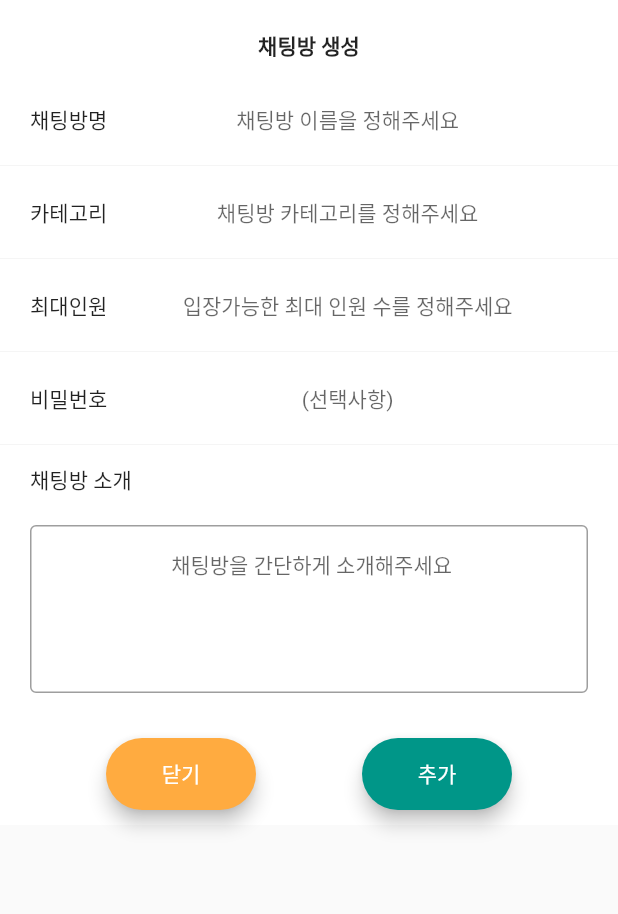
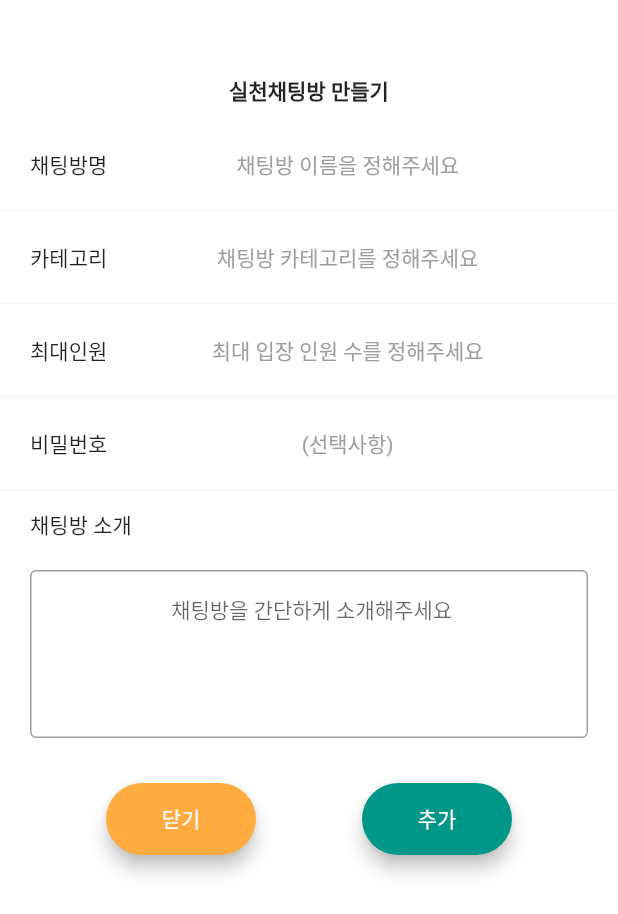
Before and after one commit to jikerbug/chat_planner_app, a Flutter app: the ChatAddScreen screen opened directly, on a phone screen of 412 x 824 dp. Shown: the top 914 px of the screen. Run offline on Flutter 3.47's test engine with Material 2 defaults, Android fonts, the phone set to English and light mode, and no system bars; our stand-ins replace cloud_firestore, dropdown_search, firebase_core, firebase_database, flutter_svg, hive and 3 more; missing offline and left inert: paginate_firestore; accounts and stored records are empty.

Commit message:
chatAddScreenUI_ver2

```diff
--- a/lib/screens/chat/chat_add_screen.dart
+++ b/lib/screens/chat/chat_add_screen.dart
@@ -27,38 +27,80 @@ class ChatAddScreen extends StatefulWidget {
 }
 
 class _ChatAddScreenState extends State<ChatAddScreen> {
-  String title = '';
-  var textEditingController = TextEditingController();
-
   Widget sameGroupGapBox() => Divider(
         height: 25.0,
-        color: Colors.grey[400],
+        color: Colors.grey,
         thickness: 0.1,
       );
   Widget otherGroupGapBox() => SizedBox(
         height: 20.0,
       );
 
-  String category = '선택안함';
-  String memberNum = '선택안함';
+  String title = '';
+  String category = '';
+  String maxNum = '';
+  String password = '';
+  String description = '';
+  bool isCategorySelected = false;
+  bool isMaxNumSelected = false;
+  List<String> cardTitleList = ['채팅방명', '카테고리', '최대인원', '비밀번호', '채팅방 소개'];
 
-  Widget inputLineCard(title, hint) => Container(
+  Widget inputLineCard(title, hint, {type = 'textInput'}) => Container(
         padding: EdgeInsets.symmetric(horizontal: 20.0),
         child: Row(
           children: [
             Text(title),
+            if (type == 'textInput')
               Expanded(
                 child: TextFormField(
                   style: TextStyle(
                     fontSize: 14.0,
                   ),
                   textAlign: TextAlign.center,
-                controller: textEditingController,
+                  controller: TextEditingController(),
                   onChanged: (value) {
+                    if (title == cardTitleList[0]) {
                       title = value;
+                    } else if (title == cardTitleList[3]) {
+                      password = value;
+                    } else if (title == cardTitleList[4]) {
+                      description = value;
+                    }
                   },
                   decoration: InputDecoration(
-                    border: InputBorder.none, hintText: hint, isDense: true),
+                      border: InputBorder.none,
+                      hintText: hint,
+                      isDense: true,
+                      hintStyle: TextStyle(color: Colors.grey)),
+                ),
+              ),
+            if (type != 'textInput')
+              Expanded(
+                child: TextFormField(
+                  key: (type == 'category') ? Key(category) : Key(maxNum),
+                  initialValue: (type == 'category') ? category : maxNum,
+                  onTap: () {
+                    CustomDialogFunction.selectChatSettingDialog(context, type,
+                        (value) {
+                      setState(() {
+                        if (type == 'category') {
+                          category = value;
+                        } else if (type == 'maxNum') {
+                          maxNum = value;
+                        }
+                      });
+                    });
+                  },
+                  readOnly: true,
+                  style: TextStyle(
+                    fontSize: 14.0,
+                  ),
+                  textAlign: TextAlign.center,
+                  decoration: InputDecoration(
+                      border: InputBorder.none,
+                      hintText: hint,
+                      isDense: true,
+                      hintStyle: TextStyle(color: Colors.grey)),
                 ),
               ),
           ],
@@ -81,7 +123,10 @@ class _ChatAddScreenState extends State<ChatAddScreen> {
         ),
       ),
       child: Scaffold(
-        body: Container(
+        body: SafeArea(
+          child: Container(
+            height: MediaQuery.of(context).size.height,
+            padding: EdgeInsets.only(top: 30.0),
             color: Colors.white,
             child: SingleChildScrollView(
               child: Column(
@@ -91,28 +136,27 @@ class _ChatAddScreenState extends State<ChatAddScreen> {
                     child: Padding(
                       padding: EdgeInsets.all(20.0),
                       child: Text(
-                      '채팅방 생성',
+                        '실천채팅방 만들기',
                         style: TextStyle(fontWeight: FontWeight.bold),
                       ),
                     ),
                   ),
-
-                inputLineCard('채팅방명', '채팅방 이름을 정해주세요'),
+                  inputLineCard(cardTitleList[0], '채팅방 이름을 정해주세요'),
                   sameGroupGapBox(),
-                inputLineCard('카테고리', '채팅방 카테고리를 정해주세요'),
+                  inputLineCard(cardTitleList[1], '채팅방 카테고리를 정해주세요',
+                      type: 'category'),
                   sameGroupGapBox(),
-                inputLineCard('최대인원', '입장가능한 최대 인원 수를 정해주세요'),
+                  inputLineCard(cardTitleList[2], '최대 입장 인원 수를 정해주세요',
+                      type: 'maxNum'),
                   sameGroupGapBox(),
-                inputLineCard('비밀번호', '(선택사항)'),
+                  inputLineCard(cardTitleList[3], '(선택사항)'),
                   sameGroupGapBox(),
-                //     items: ['선택안함', '공부', '운동', '독서', '생활습관', '음악/미술', '코딩'],
-                //     items: ['선택안함', '5명', '10명', '15명', '20명', '25명', '30명'],
                   Row(
                     children: [
                       SizedBox(
                         width: 20.0,
                       ),
-                    Text('채팅방 소개'),
+                      Text(cardTitleList[4]),
                     ],
                   ),
                   otherGroupGapBox(),
@@ -123,11 +167,12 @@ class _ChatAddScreenState extends State<ChatAddScreen> {
                       style: TextStyle(
                         fontSize: 14.0,
                       ),
-                    controller: textEditingController,
+                      controller: TextEditingController(),
                       onChanged: (value) {
                         title = value;
                       },
-                    maxLines: 5,
+                      maxLines: null,
+                      minLines: 5,
                       decoration: InputDecoration(
                           border: OutlineInputBorder(),
                           hintText: ' 채팅방을 간단하게 소개해주세요',
@@ -161,6 +206,7 @@ class _ChatAddScreenState extends State<ChatAddScreen> {
             ),
           ),
         ),
+      ),
     );
   }
 }
```
Also changed, not shown: lib/functions/custom_dialog_function.dart (+49 -1 lines), lib/screens/bottom_nav_route/main_route_screen.dart (+5 -12 lines). Lines whose indentation alone changed are shown as unchanged.
